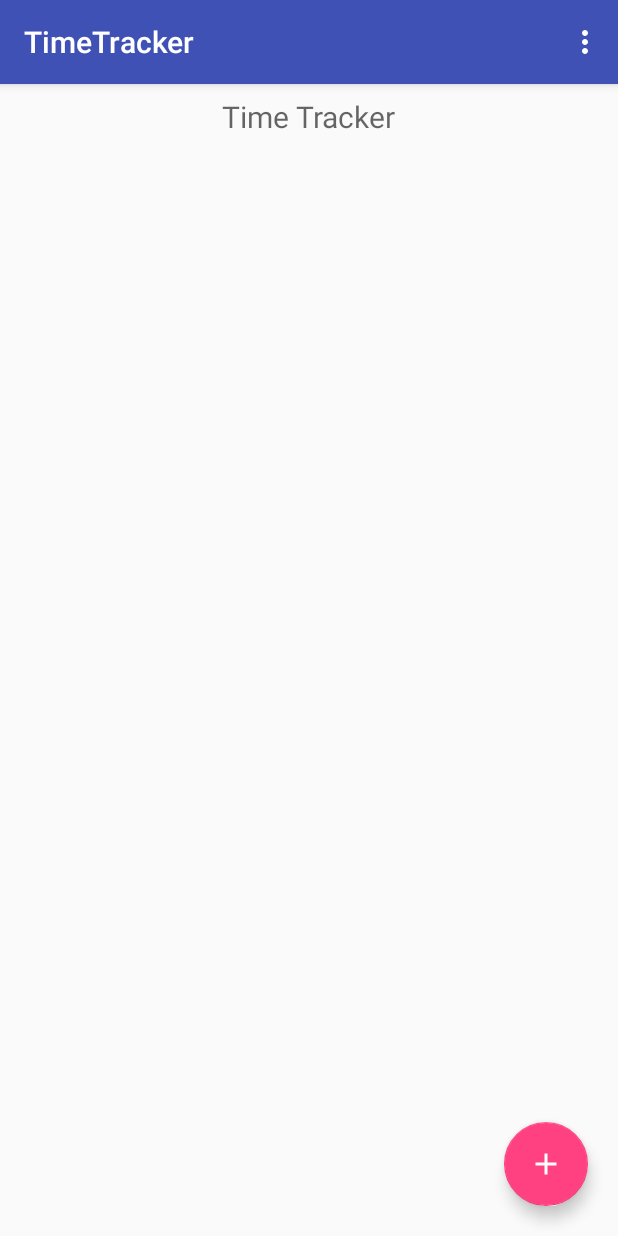
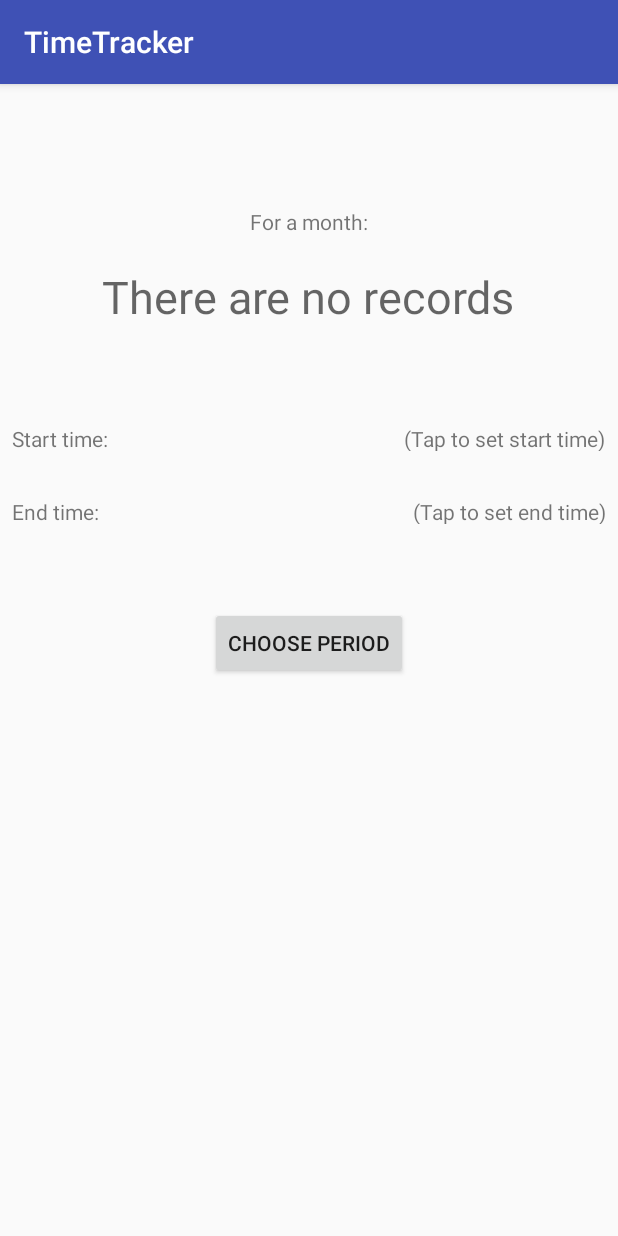
Before and after one commit to lena15n/mobilki-3-lab, an Android app: the screen it shows after launch (MainActivity before the commit, MostFrequentActivitiesActivity after it), in the options menu, after a tap on "The most frequent activities", on a phone screen of 412 x 824 dp. Run offline under Robolectric (Android 15) with nearby library versions, the phone set to English and light mode, and no system bars.

Commit message:
Add search of most frequent activities

```diff
--- a/TimeTracker/app/src/main/AndroidManifest.xml
+++ b/TimeTracker/app/src/main/AndroidManifest.xml
@@ -1,6 +1,7 @@
 <?xml version="1.0" encoding="utf-8"?>
 <manifest xmlns:android="http://schemas.android.com/apk/res/android"
           package="com.lena.timetracker">
+
     <uses-permission android:name="android.permission.READ_EXTERNAL_STORAGE"/>
 
     <application
@@ -23,6 +24,8 @@
         </activity>
         <activity android:name=".CreateOrEditRecordActivity">
         </activity>
+        <activity android:name=".MostFrequentActivitiesActivity">
+        </activity>
     </application>
 
 </manifest>
--- a/TimeTracker/app/src/main/java/com/lena/timetracker/MainActivity.java
+++ b/TimeTracker/app/src/main/java/com/lena/timetracker/MainActivity.java
@@ -32,6 +32,7 @@ import java.util.ArrayList;
 import java.util.HashMap;
 
 public class MainActivity extends AppCompatActivity {
+    public static final String DATE_FORMAT = "yyy-MM-dd'T'HH:mm:ss";
     private ArrayAdapter<CustomRecordObject> arrayAdapter;
 
     @Override
@@ -173,7 +174,7 @@ public class MainActivity extends AppCompatActivity {
 
                 Context context = getApplicationContext();
                 Intent intent = new Intent(context, ShowRecordActivity.class);
-                Gson gson = new GsonBuilder().setDateFormat("yyy-MM-dd'T'HH:mm:ss").create();
+                Gson gson = new GsonBuilder().setDateFormat(MainActivity.DATE_FORMAT).create();
                 intent.putExtra(context.getString(R.string.record), gson.toJson(record));
                 startActivity(intent);
             }
@@ -217,7 +218,7 @@ public class MainActivity extends AppCompatActivity {
                             photos = new HashMap<>();
                             photos.put(photoId, photoUri);
                         }
-                        DateFormat dateFormat = new SimpleDateFormat("yyy-MM-dd'T'HH:mm:ss");
+                        DateFormat dateFormat = new SimpleDateFormat(MainActivity.DATE_FORMAT);
 
                         CustomRecordObject record = null;
                         try {
@@ -257,7 +258,8 @@ public class MainActivity extends AppCompatActivity {
 
         switch (id) {
             case R.id.action_the_most_frequent: {
-                //
+                Intent intent = new Intent(this, MostFrequentActivitiesActivity.class);
+                startActivity(intent);
             }
             break;
             case R.id.action_the_biggest_total_time: {
--- /dev/null
+++ b/TimeTracker/app/src/main/java/com/lena/timetracker/MostFrequentActivitiesActivity.java
@@ -0,0 +1,168 @@
+package com.lena.timetracker;
+
+import android.app.DatePickerDialog;
+import android.app.FragmentManager;
+import android.app.TimePickerDialog;
+import android.database.Cursor;
+import android.database.sqlite.SQLiteDatabase;
+import android.os.Bundle;
+import android.support.v7.app.AppCompatActivity;
+import android.view.View;
+import android.widget.Button;
+import android.widget.DatePicker;
+import android.widget.TextView;
+import android.widget.TimePicker;
+
+import com.lena.timetracker.db.TimeTrackerContract;
+import com.lena.timetracker.db.TimeTrackerDbHelper;
+
+import java.text.DateFormat;
+import java.text.SimpleDateFormat;
+import java.util.Calendar;
+import java.util.Date;
+
+public class MostFrequentActivitiesActivity extends AppCompatActivity
+                                                    implements TimePickerDialog.OnTimeSetListener,
+                                                               DatePickerDialog.OnDateSetListener {
+
+    private int startYear;
+    private int startMonthOfYear;
+    private int startDayOfMonth;
+    private int endYear;
+    private int endMonthOfYear;
+    private int endDayOfMonth;
+
+    private Date startDate;
+    private Date endDate;
+
+    @Override
+    protected void onCreate(Bundle savedInstanceState) {
+        super.onCreate(savedInstanceState);
+        setContentView(R.layout.activity_most_frequent_activities);
+
+        TextView textView = (TextView) findViewById(R.id.freq_desc_textView);
+        textView.setText(getRecordNameFromDb());
+
+        final TextView startTextView = (TextView) findViewById(R.id.freq_record_set_start_textview);
+        startTextView.setOnClickListener(new View.OnClickListener() {
+            @Override
+            public void onClick(View v) {
+                DatePickerFragment datePickerFragment = new DatePickerFragment();
+                datePickerFragment.show(getFragmentManager(), getString(R.string.record_start));
+            }
+        });
+
+        TextView endTextView = (TextView) findViewById(R.id.freq_set_end_textview);
+        endTextView.setOnClickListener(new View.OnClickListener() {
+            @Override
+            public void onClick(View v) {
+                DatePickerFragment datePickerFragment = new DatePickerFragment();
+                datePickerFragment.show(getFragmentManager(), getString(R.string.record_end));
+            }
+        });
+
+        Button choosePeriodButton = (Button) findViewById(R.id.choose_period_button);
+        choosePeriodButton.setOnClickListener(new View.OnClickListener() {
+            @Override
+            public void onClick(View v) {
+                calculateMostFrequent();
+            }
+        });
+    }
+
+
+    private void calculateMostFrequent() {
+        if (startDate != null && endDate != null) {
+            TextView textView = (TextView) findViewById(R.id.freq_desc_textView);
+            textView.setText(getRecordNameFromDb(startDate, endDate));
+
+            DateFormat dateFormat = new SimpleDateFormat("dd.MM.yyyy  HH:mm");
+            TextView periodTextView = (TextView) findViewById(R.id.freq_period_textView);
+            periodTextView.setText(getString(R.string.stat_period) + "  " + dateFormat.format(startDate)
+                    + "    -   " + dateFormat.format(endDate));
+        }
+    }
+
+    private String getRecordNameFromDb() {
+        String desc = null;
+        TimeTrackerDbHelper dbHelper = new TimeTrackerDbHelper(this);
+        SQLiteDatabase db = dbHelper.getReadableDatabase();
+        Cursor cursor = db.rawQuery(TimeTrackerContract.Record.SQL_SELECT_MOST_FREQUENT, null);
+        if (cursor != null) {
+            if (cursor.moveToFirst()) {
+                do {
+                    desc = cursor.getString(cursor.getColumnIndex(TimeTrackerContract.Record.DESCRIPTION));
+                    //long count = cursor.getLong(cursor.getColumnIndex(TimeTrackerContract.Record.TEMP_COLUMN_NAME));
+                }
+                while (cursor.moveToNext());
+            }
+        }
+        if (desc == null) {
+            desc = getString(R.string.stat_no_records);
+        }
+
+        return desc;
+    }
+
+    private String getRecordNameFromDb(Date dateStart, Date dateEnd) {
+        String desc = null;
+        TimeTrackerDbHelper dbHelper = new TimeTrackerDbHelper(this);
+        SQLiteDatabase db = dbHelper.getReadableDatabase();
+        DateFormat dateFormat = new SimpleDateFormat(MainActivity.DATE_FORMAT);
+        Cursor cursor = db.rawQuery(TimeTrackerContract.Record.SQL_SELECT_MOST_FREQUENT_IN_PERIOD,
+                new String[] {dateFormat.format(dateStart), dateFormat.format(dateEnd),
+                              dateFormat.format(dateStart), dateFormat.format(dateEnd)});
+        if (cursor != null) {
+            if (cursor.moveToFirst()) {
+                do {
+                    desc = cursor.getString(cursor.getColumnIndex(TimeTrackerContract.Record.DESCRIPTION));
+                }
+                while (cursor.moveToNext());
+            }
+        }
+        if (desc == null) {
+            desc = getString(R.string.stat_no_records);
+        }
+
+        return desc;
+    }
+
+    @Override
+    public void onDateSet(DatePicker view, int year, int monthOfYear, int dayOfMonth) {
+        FragmentManager fragmentManager = getFragmentManager();
+        TimePickerFragment timePickerFragment = new TimePickerFragment();
+
+        if (fragmentManager.findFragmentByTag(getString(R.string.record_start)) != null) {
+            startYear = year;
+            startMonthOfYear = monthOfYear;
+            startDayOfMonth = dayOfMonth;
+            timePickerFragment.show(fragmentManager, getString(R.string.record_start_time));
+        }
+        else if (fragmentManager.findFragmentByTag(getString(R.string.record_end)) != null) {
+            endYear = year;
+            endMonthOfYear = monthOfYear;
+            endDayOfMonth = dayOfMonth;
+            timePickerFragment.show(fragmentManager, getString(R.string.record_end_time));
+        }
+    }
+
+    @Override
+    public void onTimeSet(TimePicker view, int hourOfDay, int minute) {
+        Calendar calendar = Calendar.getInstance();
+        DateFormat dateFormat = new SimpleDateFormat("dd.MM.yyyy    HH:mm");
+        if (getFragmentManager().findFragmentByTag(getString(R.string.record_start_time)) != null) {
+            calendar.set(startYear, startMonthOfYear, startDayOfMonth, hourOfDay, minute);
+            startDate = calendar.getTime();
+            String startDateString = dateFormat.format(startDate);
+            TextView startDateTextView = (TextView) findViewById(R.id.freq_record_set_start_textview);
+            startDateTextView.setText(startDateString);
+        }
+        else if (getFragmentManager().findFragmentByTag(getString(R.string.record_end_time)) != null) {
+            calendar.set(endYear, endMonthOfYear, endDayOfMonth, hourOfDay, minute);
+            endDate = calendar.getTime();
+            String endDateString = dateFormat.format(endDate);
+            TextView endDateTextView = (TextView) findViewById(R.id.freq_set_end_textview);
+            endDateTextView.setText(endDateString);
+        }
+    }
+}
--- a/TimeTracker/app/src/main/java/com/lena/timetracker/ShowRecordActivity.java
+++ b/TimeTracker/app/src/main/java/com/lena/timetracker/ShowRecordActivity.java
@@ -64,7 +64,7 @@ public class ShowRecordActivity extends AppCompatActivity {
     }
 
     private CustomRecordObject getRecordFromJSON(String json) {
-        Gson gson = new GsonBuilder().setDateFormat("yyy-MM-dd'T'HH:mm:ss").create();
+        Gson gson = new GsonBuilder().setDateFormat(MainActivity.DATE_FORMAT).create();
         return gson.fromJson(json, CustomRecordObject.class);
     }
 
--- a/TimeTracker/app/src/main/java/com/lena/timetracker/dataobjects/CustomRecordObject.java
+++ b/TimeTracker/app/src/main/java/com/lena/timetracker/dataobjects/CustomRecordObject.java
@@ -26,8 +26,6 @@ public class CustomRecordObject {
         else {
             this.photos = photos;
         }
-
-
     }
 
     public long getId() {
--- /dev/null
+++ b/TimeTracker/app/src/main/res/layout/activity_most_frequent_activities.xml
@@ -0,0 +1,104 @@
+<?xml version="1.0" encoding="utf-8"?>
+<RelativeLayout
+    xmlns:android="http://schemas.android.com/apk/res/android"
+    xmlns:tools="http://schemas.android.com/tools"
+    android:id="@+id/activity_most_frequent_activities"
+    android:layout_width="match_parent"
+    android:layout_height="match_parent"
+    android:paddingBottom="@dimen/activity_vertical_margin"
+    android:paddingLeft="@dimen/activity_horizontal_margin"
+    android:paddingRight="@dimen/activity_horizontal_margin"
+    android:paddingTop="@dimen/activity_vertical_margin"
+    tools:context="com.lena.timetracker.MostFrequentActivitiesActivity">
+
+    <RelativeLayout
+        android:layout_width="match_parent"
+        android:layout_height="wrap_content"
+        android:id="@+id/freq_layout2">
+
+        <TextView
+            android:text="@string/stat_for_month"
+            android:layout_width="wrap_content"
+            android:layout_height="wrap_content"
+            android:layout_alignParentTop="true"
+            android:layout_centerHorizontal="true"
+            android:layout_marginTop="74dp"
+            android:id="@+id/freq_period_textView"/>
+
+        <TextView
+            android:text="TextView"
+            android:layout_width="wrap_content"
+            android:layout_height="wrap_content"
+            android:layout_centerHorizontal="true"
+            android:layout_below="@+id/freq_period_textView"
+            android:layout_marginTop="20dp"
+            android:layout_marginBottom="50dp"
+            style="@style/FontStat"
+            android:id="@+id/freq_desc_textView"/>
+
+    </RelativeLayout>
+
+
+        <RelativeLayout
+            android:id="@+id/freq_layout3"
+            android:layout_width="match_parent"
+            android:layout_height="wrap_content"
+            android:layout_below="@id/freq_layout2"
+            android:paddingBottom="16dp">
+
+            <TextView
+                android:id="@+id/freq_start_textview"
+                android:layout_width="wrap_content"
+                android:layout_height="wrap_content"
+                android:layout_centerVertical="true"
+                android:paddingEnd="8dp"
+                android:text="@string/record_start"/>
+
+            <TextView
+                android:id="@+id/freq_record_set_start_textview"
+                android:layout_width="wrap_content"
+                android:layout_height="wrap_content"
+                android:layout_alignParentEnd="true"
+                android:layout_centerVertical="true"
+                android:layout_marginBottom="13dp"
+                android:text="@string/record_tap_to_set_start"/>
+
+        </RelativeLayout>
+
+
+        <RelativeLayout
+            android:id="@+id/freq_layout4"
+            android:layout_width="wrap_content"
+            android:layout_height="wrap_content"
+            android:layout_below="@id/freq_layout3"
+            android:paddingBottom="16dp">
+
+            <TextView
+                android:id="@+id/freq_end_textview"
+                android:layout_width="wrap_content"
+                android:layout_height="wrap_content"
+                android:layout_centerVertical="true"
+                android:paddingEnd="8dp"
+                android:text="@string/record_end"/>
+
+            <TextView
+                android:id="@+id/freq_set_end_textview"
+                android:layout_width="wrap_content"
+                android:layout_height="wrap_content"
+                android:layout_alignParentEnd="true"
+                android:layout_centerVertical="true"
+                android:layout_marginBottom="13dp"
+                android:text="@string/record_tap_to_set_end"/>
+
+        </RelativeLayout>
+
+    <Button
+        android:text="@string/choose_period_button"
+        android:layout_width="wrap_content"
+        android:layout_height="wrap_content"
+        android:id="@+id/choose_period_button"
+        android:layout_below="@+id/freq_layout4"
+        android:layout_centerHorizontal="true"
+        android:layout_marginTop="39dp"/>
+
+</RelativeLayout>
--- a/TimeTracker/app/src/main/res/values/strings.xml
+++ b/TimeTracker/app/src/main/res/values/strings.xml
@@ -19,12 +19,15 @@
     <string name="record_end">End time: </string>
     <string name="record_start_time">Start time tag</string>
     <string name="record_end_time">End time tag</string>
-    <string name="record_time">Time: </string>
+    <string name="record_time">Time (days:hours:minutes): </string>
     <string name="record_tap_to_set_start">(Tap to set start time)</string>
     <string name="record_tap_to_set_end">(Tap to set end time)</string>
     <string name="record_photo">Photo: </string>
     <string name="record_attach">Attach</string>
     <string name="record_delete_images">Clear All</string>
+    <string name="record_time_days">Days: </string>
+    <string name="record_time_hours">Hours: </string>
+    <string name="record_time_minutes">Minutes: </string>
 
     <string name="show_record">Record</string>
     <string name="edit_record_button">Edit</string>
@@ -37,5 +40,9 @@
     <string name="mode_create">create</string>
     <string name="mode_edit">edit</string>
 
+    <string name="stat_for_month">For a month:</string>
+    <string name="stat_no_records">There are no records</string>
+    <string name="stat_period">For period:</string>
+    <string name="choose_period_button">Choose period</string>
 
 </resources>
--- a/TimeTracker/app/src/main/res/values/styles.xml
+++ b/TimeTracker/app/src/main/res/values/styles.xml
@@ -21,4 +21,8 @@
         <item name="android:textSize">20sp</item>
     </style>
 
+    <style name="FontStat" parent="@android:style/TextAppearance.Small">
+        <item name="android:textSize">30sp</item>
+    </style>
+
 </resources>
```
Also changed, not shown: TimeTracker/app/src/main/java/com/lena/timetracker/CreateOrEditRecordActivity.java (+5 -14 lines), TimeTracker/app/src/main/java/com/lena/timetracker/db/TimeTrackerContract.java (+19 -0 lines).
